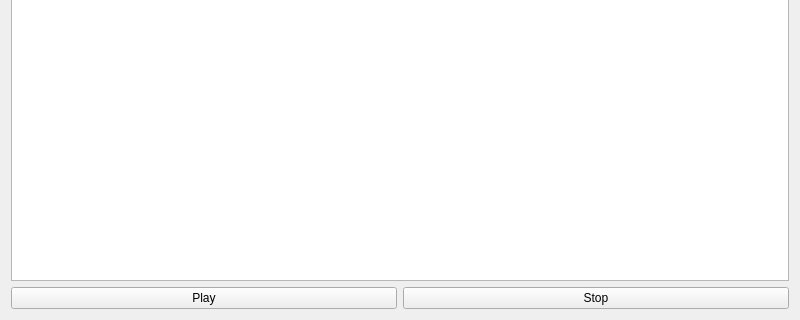
Before: the Qt Designer form Snake_Game_window/widget.ui in privatepepper/Snake, drawn with Qt 5; both pictures show x 0 to 800 and y 280 to 600 of the 800 by 600 pixel window.
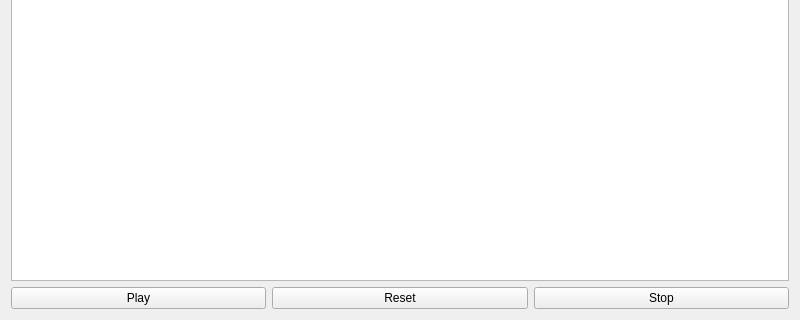
After: the same form once the commit is applied.

```diff
--- a/Snake_Game_window/widget.ui
+++ b/Snake_Game_window/widget.ui
@@ -28,6 +28,13 @@
          </property>
         </widget>
        </item>
+       <item>
+        <widget class="QPushButton" name="ResetButton">
+         <property name="text">
+          <string>Reset</string>
+         </property>
+        </widget>
+       </item>
        <item>
         <widget class="QPushButton" name="StopButton">
          <property name="text">
```
